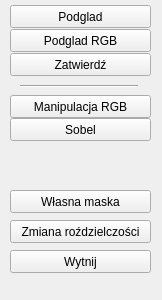
This is edycja_obrazow/wincyj.ui in hankav21/edytor_obrazow as Qt 5 draws it before an edit. The edited form follows.
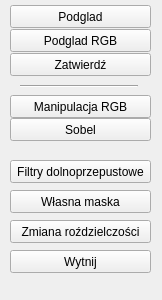
This is the edited form.

Patch:
```diff
--- a/edycja_obrazow/wincyj.ui
+++ b/edycja_obrazow/wincyj.ui
@@ -140,6 +140,19 @@
      <string>Własna maska</string>
     </property>
    </widget>
+   <widget class="QPushButton" name="pushButton_dolnoprzepustowe">
+    <property name="geometry">
+     <rect>
+      <x>10</x>
+      <y>160</y>
+      <width>141</width>
+      <height>23</height>
+     </rect>
+    </property>
+    <property name="text">
+     <string>Filtry dolnoprzepustowe</string>
+    </property>
+   </widget>
   </widget>
  </widget>
  <resources/>
```
